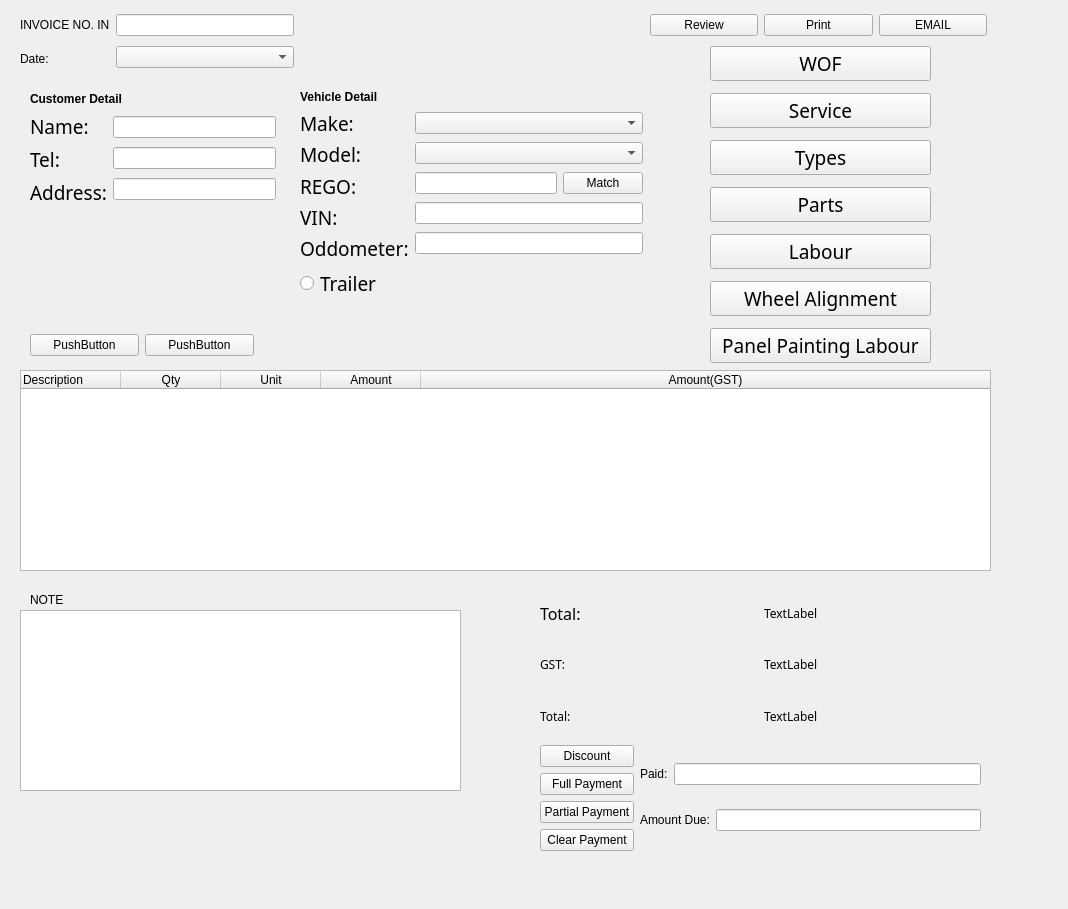
Above: GUI2/Add.ui from maximustann/Bing_project before the change. Below: the same form after it.
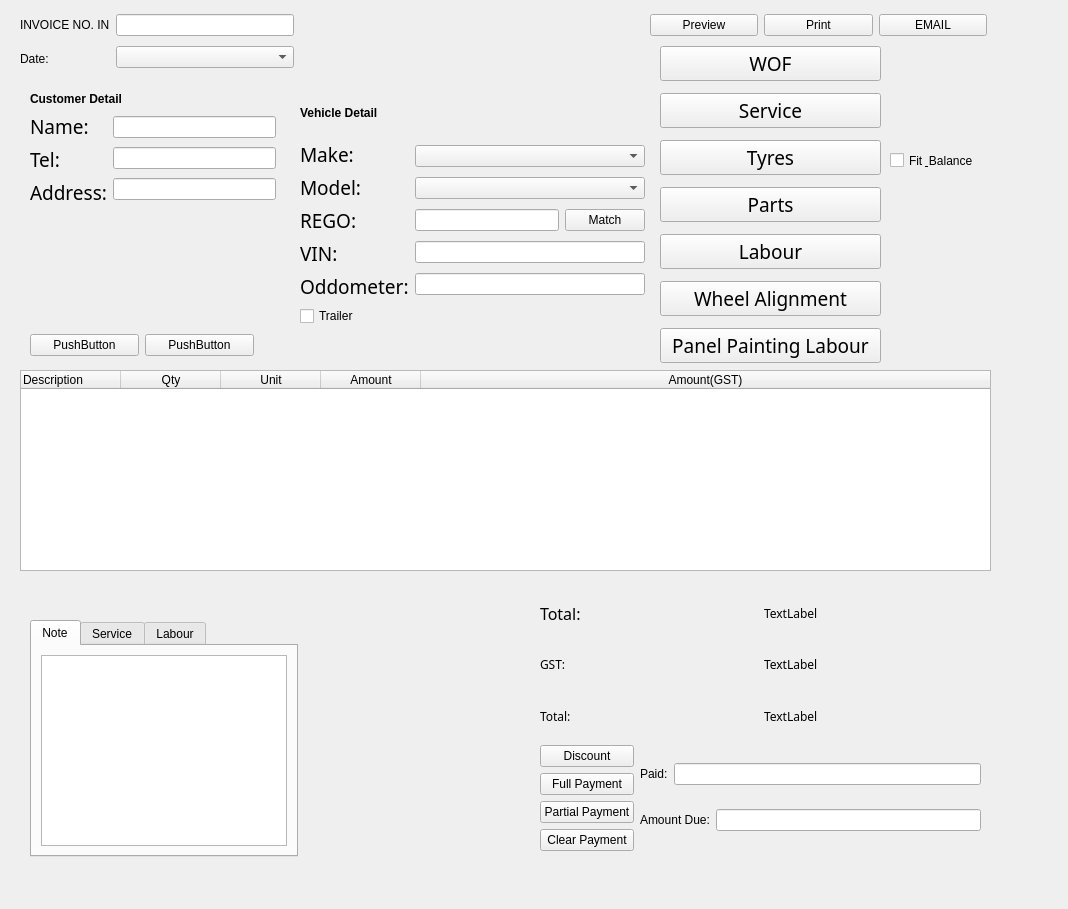
That is the form after the change.

Diff of the .ui file:
```diff
--- a/GUI2/Add.ui
+++ b/GUI2/Add.ui
@@ -84,29 +84,6 @@
     </property>
    </column>
   </widget>
-  <widget class="QTextEdit" name="textEdit">
-   <property name="geometry">
-    <rect>
-     <x>20</x>
-     <y>610</y>
-     <width>441</width>
-     <height>181</height>
-    </rect>
-   </property>
-  </widget>
-  <widget class="QLabel" name="label_13">
-   <property name="geometry">
-    <rect>
-     <x>30</x>
-     <y>590</y>
-     <width>71</width>
-     <height>19</height>
-    </rect>
-   </property>
-   <property name="text">
-    <string>NOTE</string>
-   </property>
-  </widget>
   <widget class="QWidget" name="layoutWidget">
    <property name="geometry">
     <rect>
@@ -172,7 +149,7 @@
     <item>
      <widget class="QPushButton" name="pushButton_3">
       <property name="text">
-       <string>Review</string>
+       <string>Preview</string>
       </property>
      </widget>
     </item>
@@ -195,7 +172,7 @@
   <widget class="QWidget" name="layoutWidget">
    <property name="geometry">
     <rect>
-     <x>710</x>
+     <x>660</x>
      <y>40</y>
      <width>221</width>
      <height>331</height>
@@ -239,7 +216,7 @@
        </font>
       </property>
       <property name="text">
-       <string>Types</string>
+       <string>Tyres</string>
       </property>
      </widget>
     </item>
@@ -297,148 +274,6 @@
     </item>
    </layout>
   </widget>
-  <widget class="QWidget" name="layoutWidget">
-   <property name="geometry">
-    <rect>
-     <x>300</x>
-     <y>90</y>
-     <width>343</width>
-     <height>210</height>
-    </rect>
-   </property>
-   <layout class="QVBoxLayout" name="verticalLayout_11">
-    <item>
-     <widget class="QLabel" name="label_6">
-      <property name="font">
-       <font>
-        <family>Arial</family>
-        <weight>75</weight>
-        <bold>true</bold>
-       </font>
-      </property>
-      <property name="text">
-       <string>Vehicle Detail</string>
-      </property>
-     </widget>
-    </item>
-    <item>
-     <layout class="QHBoxLayout" name="horizontalLayout_3">
-      <item>
-       <layout class="QVBoxLayout" name="verticalLayout_3">
-        <item>
-         <widget class="QLabel" name="label_7">
-          <property name="font">
-           <font>
-            <family>Courier 10 Pitch</family>
-            <pointsize>14</pointsize>
-           </font>
-          </property>
-          <property name="text">
-           <string>Make:</string>
-          </property>
-         </widget>
-        </item>
-        <item>
-         <widget class="QLabel" name="label_8">
-          <property name="font">
-           <font>
-            <family>Courier 10 Pitch</family>
-            <pointsize>14</pointsize>
-           </font>
-          </property>
-          <property name="text">
-           <string>Model:</string>
-          </property>
-         </widget>
-        </item>
-        <item>
-         <widget class="QLabel" name="label_9">
-          <property name="font">
-           <font>
-            <family>Courier 10 Pitch</family>
-            <pointsize>14</pointsize>
-           </font>
-          </property>
-          <property name="text">
-           <string>REGO:</string>
-          </property>
-         </widget>
-        </item>
-        <item>
-         <widget class="QLabel" name="label_11">
-          <property name="font">
-           <font>
-            <family>Courier 10 Pitch</family>
-            <pointsize>14</pointsize>
-           </font>
-          </property>
-          <property name="text">
-           <string>VIN:</string>
-          </property>
-         </widget>
-        </item>
-        <item>
-         <widget class="QLabel" name="label_10">
-          <property name="font">
-           <font>
-            <family>Courier 10 Pitch</family>
-            <pointsize>14</pointsize>
-           </font>
-          </property>
-          <property name="text">
-           <string>Oddometer:</string>
-          </property>
-         </widget>
-        </item>
-       </layout>
-      </item>
-      <item>
-       <layout class="QVBoxLayout" name="verticalLayout_4">
-        <item>
-         <widget class="QComboBox" name="comboBox"/>
-        </item>
-        <item>
-         <widget class="QComboBox" name="comboBox_2"/>
-        </item>
-        <item>
-         <layout class="QHBoxLayout" name="horizontalLayout_2">
-          <item>
-           <widget class="QLineEdit" name="lineEdit_4"/>
-          </item>
-          <item>
-           <widget class="QPushButton" name="pushButton">
-            <property name="text">
-             <string>Match</string>
-            </property>
-           </widget>
-          </item>
-         </layout>
-        </item>
-        <item>
-         <widget class="QLineEdit" name="lineEdit_5"/>
-        </item>
-        <item>
-         <widget class="QLineEdit" name="lineEdit_6"/>
-        </item>
-       </layout>
-      </item>
-     </layout>
-    </item>
-    <item>
-     <widget class="QRadioButton" name="radioButton">
-      <property name="font">
-       <font>
-        <family>StoneSans</family>
-        <pointsize>14</pointsize>
-       </font>
-      </property>
-      <property name="text">
-       <string>Trailer</string>
-      </property>
-     </widget>
-    </item>
-   </layout>
-  </widget>
   <widget class="QWidget" name="layoutWidget">
    <property name="geometry">
     <rect>
@@ -720,6 +555,202 @@
     </item>
    </layout>
   </widget>
+  <widget class="QTabWidget" name="tabWidget">
+   <property name="geometry">
+    <rect>
+     <x>30</x>
+     <y>620</y>
+     <width>268</width>
+     <height>237</height>
+    </rect>
+   </property>
+   <property name="currentIndex">
+    <number>0</number>
+   </property>
+   <widget class="QWidget" name="tab">
+    <attribute name="title">
+     <string>Note</string>
+    </attribute>
+    <layout class="QGridLayout" name="gridLayout">
+     <item row="0" column="0">
+      <widget class="QTextEdit" name="textEdit"/>
+     </item>
+    </layout>
+   </widget>
+   <widget class="QWidget" name="tab_3">
+    <attribute name="title">
+     <string>Service</string>
+    </attribute>
+    <layout class="QGridLayout" name="gridLayout_2">
+     <item row="0" column="0">
+      <widget class="QTextEdit" name="textEdit_2"/>
+     </item>
+    </layout>
+   </widget>
+   <widget class="QWidget" name="tab_2">
+    <attribute name="title">
+     <string>Labour</string>
+    </attribute>
+    <layout class="QGridLayout" name="gridLayout_3">
+     <item row="0" column="0">
+      <widget class="QTextEdit" name="textEdit_3"/>
+     </item>
+    </layout>
+   </widget>
+  </widget>
+  <widget class="QCheckBox" name="checkBox_2">
+   <property name="geometry">
+    <rect>
+     <x>890</x>
+     <y>150</y>
+     <width>131</width>
+     <height>21</height>
+    </rect>
+   </property>
+   <property name="text">
+    <string>Fit &amp; Balance</string>
+   </property>
+  </widget>
+  <widget class="QWidget" name="">
+   <property name="geometry">
+    <rect>
+     <x>300</x>
+     <y>91</y>
+     <width>345</width>
+     <height>235</height>
+    </rect>
+   </property>
+   <layout class="QVBoxLayout" name="verticalLayout_15">
+    <item>
+     <layout class="QVBoxLayout" name="verticalLayout_11">
+      <item>
+       <widget class="QLabel" name="label_6">
+        <property name="font">
+         <font>
+          <family>Arial</family>
+          <weight>75</weight>
+          <bold>true</bold>
+         </font>
+        </property>
+        <property name="text">
+         <string>Vehicle Detail</string>
+        </property>
+       </widget>
+      </item>
+      <item>
+       <layout class="QHBoxLayout" name="horizontalLayout_3">
+        <item>
+         <layout class="QVBoxLayout" name="verticalLayout_3">
+          <item>
+           <widget class="QLabel" name="label_7">
+            <property name="font">
+             <font>
+              <family>Courier 10 Pitch</family>
+              <pointsize>14</pointsize>
+             </font>
+            </property>
+            <property name="text">
+             <string>Make:</string>
+            </property>
+           </widget>
+          </item>
+          <item>
+           <widget class="QLabel" name="label_8">
+            <property name="font">
+             <font>
+              <family>Courier 10 Pitch</family>
+              <pointsize>14</pointsize>
+             </font>
+            </property>
+            <property name="text">
+             <string>Model:</string>
+            </property>
+           </widget>
+          </item>
+          <item>
+           <widget class="QLabel" name="label_9">
+            <property name="font">
+             <font>
+              <family>Courier 10 Pitch</family>
+              <pointsize>14</pointsize>
+             </font>
+            </property>
+            <property name="text">
+             <string>REGO:</string>
+            </property>
+           </widget>
+          </item>
+          <item>
+           <widget class="QLabel" name="label_11">
+            <property name="font">
+             <font>
+              <family>Courier 10 Pitch</family>
+              <pointsize>14</pointsize>
+             </font>
+            </property>
+            <property name="text">
+             <string>VIN:</string>
+            </property>
+           </widget>
+          </item>
+          <item>
+           <widget class="QLabel" name="label_10">
+            <property name="font">
+             <font>
+              <family>Courier 10 Pitch</family>
+              <pointsize>14</pointsize>
+             </font>
+            </property>
+            <property name="text">
+             <string>Oddometer:</string>
+            </property>
+           </widget>
+          </item>
+         </layout>
+        </item>
+        <item>
+         <layout class="QVBoxLayout" name="verticalLayout_4">
+          <item>
+           <widget class="QComboBox" name="comboBox"/>
+          </item>
+          <item>
+           <widget class="QComboBox" name="comboBox_2"/>
+          </item>
+          <item>
+           <layout class="QHBoxLayout" name="horizontalLayout_2">
+            <item>
+             <widget class="QLineEdit" name="lineEdit_4"/>
+            </item>
+            <item>
+             <widget class="QPushButton" name="pushButton">
+              <property name="text">
+               <string>Match</string>
+              </property>
+             </widget>
+            </item>
+           </layout>
+          </item>
+          <item>
+           <widget class="QLineEdit" name="lineEdit_5"/>
+          </item>
+          <item>
+           <widget class="QLineEdit" name="lineEdit_6"/>
+          </item>
+         </layout>
+        </item>
+       </layout>
+      </item>
+     </layout>
+    </item>
+    <item>
+     <widget class="QCheckBox" name="checkBox">
+      <property name="text">
+       <string>Trailer</string>
+      </property>
+     </widget>
+    </item>
+   </layout>
+  </widget>
  </widget>
  <resources/>
  <connections/>
```
